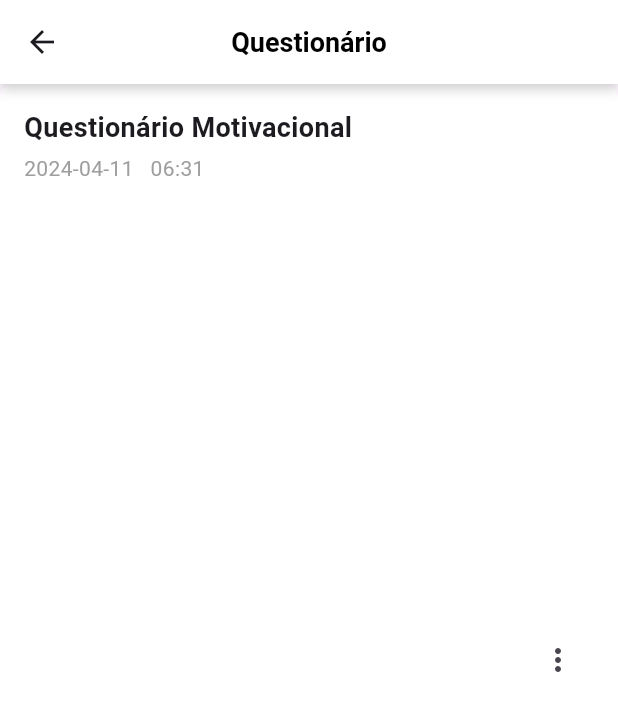
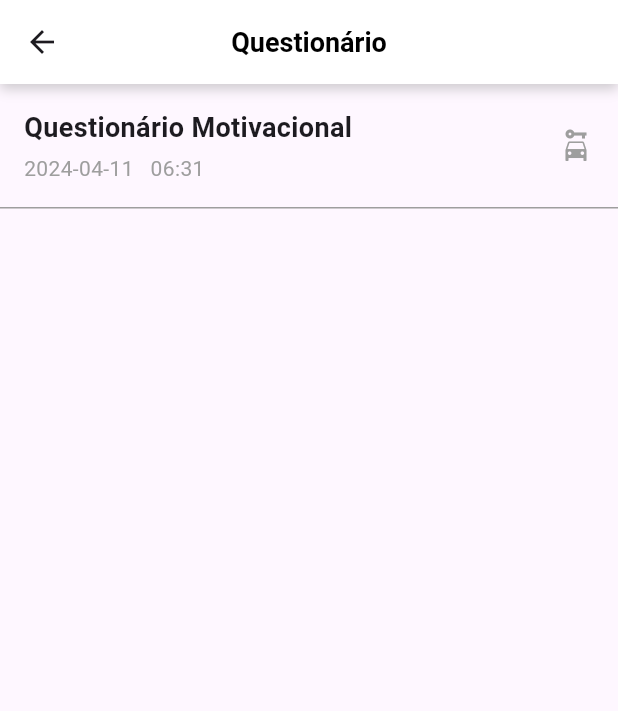
Before and after one commit to Raph40/Flutter_Trabalho_Final, a Flutter app: the questionarioPage screen opened directly, on a phone screen of 412 x 824 dp. Shown: the top 711 px of the screen. Run offline on Flutter 3.47's test engine with Material 3 defaults, Android fonts, the phone set to English and light mode, and no system bars; our stand-ins replace material_design_icons_flutter, table_calendar, timezone; missing offline and left inert: colorful_iconify_flutter, iconify_flutter; network calls fail.

Commit message:
questionário feito

```diff
--- a/lib/main.dart
+++ b/lib/main.dart
@@ -151,7 +151,7 @@ class _GymScreenState extends State<GymScreen> {
             context,
             MaterialPageRoute(builder: (context) => planotreinoPage()),
           );
-        } else if (label == 'Questionário') {
+        } else if (label == 'Questionários') {
           Navigator.push(
             context,
             MaterialPageRoute(builder: (context) => questionarioPage()),
--- a/lib/questinario.dart
+++ b/lib/questinario.dart
@@ -51,19 +51,24 @@ class _questionarioPageState extends State<questionarioPage> {
           ),
         ),
       ),
-      body: Center(
-        child: Container(
-          decoration: BoxDecoration(
-            color: Colors.white, // Cor de fundo do container
-            borderRadius: BorderRadius.circular(10), // Bordas arredondadas
+      body: Container(
+        padding: EdgeInsets.all(16), // Espaçamento interno
+        decoration: BoxDecoration(
+          border: Border(
+            bottom: BorderSide(
+              color: Colors.grey, // Cor da linha
+              width: 1.0, // Espessura da linha para maior visibilidade
+            ),
           ),
-          padding: const EdgeInsets.all(16), // Espaçamento interno
-          child: Row(
-            mainAxisAlignment: MainAxisAlignment.spaceBetween,
-            children: [
-              Column(
+        ),
+        child: Row(
+          crossAxisAlignment: CrossAxisAlignment.center, // Centraliza verticalmente os itens
+          children: [
+            Expanded(
+              child: Column(
                 crossAxisAlignment: CrossAxisAlignment.start,
-                children: const [
+                mainAxisSize: MainAxisSize.min, // Garante que a coluna use apenas o espaço necessário
+                children: [
                   Text(
                     'Questionário Motivacional',
                     style: TextStyle(
@@ -71,7 +76,7 @@ class _questionarioPageState extends State<questionarioPage> {
                       fontWeight: FontWeight.bold,
                     ),
                   ),
-                  SizedBox(height: 4),
+                  SizedBox(height: 4), // Espaçamento entre os textos
                   Text(
                     '2024-04-11   06:31',
                     style: TextStyle(
@@ -81,14 +86,14 @@ class _questionarioPageState extends State<questionarioPage> {
                   ),
                 ],
               ),
-              IconButton(
-                icon: const Icon(Icons.more_vert),
-                onPressed: () {
-                  // Ação ao clicar no botão de opções
-                },
-              ),
-            ],
-          ),
+            ),
+            SizedBox(width: 8), // Espaçamento entre o texto e o ícone
+            Icon(
+              Icons.car_rental, // Ícone
+              color: Colors.grey, // Cor do ícone
+              size: 24, // Tamanho do ícone
+            ),
+          ],
         ),
       ),
     );
```
